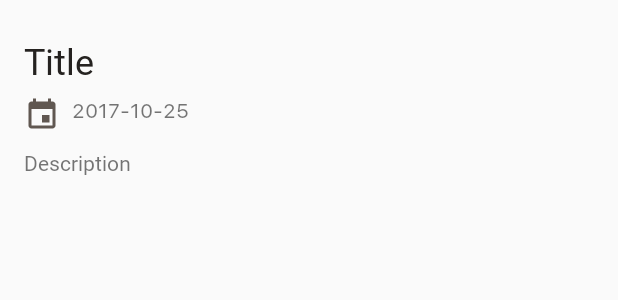
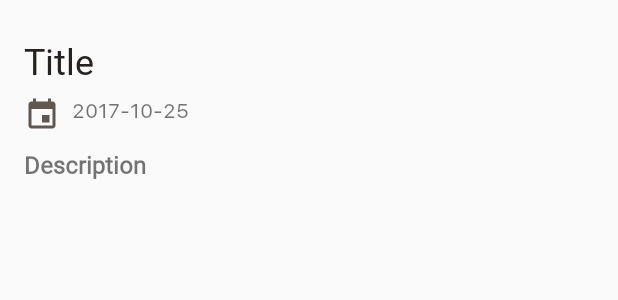
Before and after one commit to tairoroberto/RemoteJobs, an Android app: the layout content_detail.xml on its own in the app's theme, with its tools: preview values and no code run, on a phone screen of 412 x 824 dp. Shown: the top 300 px of the screen. Run offline under Robolectric (Android 15) with nearby library versions, the phone set to English and light mode, and no system bars.

Commit message:
Ajuste de font e layout

```diff
--- a/app/build.gradle
+++ b/app/build.gradle
@@ -106,6 +106,7 @@ dependencies {
     implementation "com.android.support:cardview-v7:${rootProject.supportLibs}"
     implementation "com.google.android:flexbox:0.2.6"
     implementation "com.android.support:multidex:${rootProject.multidex}"
+    implementation "org.apache.commons:commons-text:1.2"
     /*############################################################################*/
 
     /*############################## Firebase #####################################*/
--- a/app/src/main/kotlin/com/remoteok/io/app/view/home/HomeRecyclerAdapter.kt
+++ b/app/src/main/kotlin/com/remoteok/io/app/view/home/HomeRecyclerAdapter.kt
@@ -15,6 +15,7 @@ import android.widget.TextView
 import com.remoteok.io.app.R
 import com.remoteok.io.app.model.Job
 import com.remoteok.io.app.utils.extension.loadImage
+import org.apache.commons.text.StringEscapeUtils
 
 
 /**
--- a/app/src/main/res/layout/content_detail.xml
+++ b/app/src/main/res/layout/content_detail.xml
@@ -38,8 +38,10 @@
             android:layout_marginEnd="@dimen/dimen_16dp"
             android:layout_marginStart="@dimen/dimen_16dp"
             android:layout_marginTop="16dp"
+            android:autoLink="web"
             android:fontFamily="@font/sf_ui_text_light"
-            android:textSize="@dimen/dimen_14sp"
+            android:textSize="@dimen/dimen_16sp"
+            android:textStyle="bold"
             app:layout_constraintBottom_toBottomOf="parent"
             app:layout_constraintEnd_toEndOf="parent"
             app:layout_constraintStart_toStartOf="parent"
@@ -76,6 +78,21 @@
             app:layout_constraintTop_toBottomOf="@+id/textViewName"
             tools:text="2017-10-25" />
 
+        <ProgressBar
+            android:id="@+id/progressBar"
+            style="?android:attr/progressBarStyle"
+            android:layout_width="wrap_content"
+            android:layout_height="wrap_content"
+            android:layout_marginBottom="8dp"
+            android:layout_marginEnd="8dp"
+            android:layout_marginStart="8dp"
+            android:layout_marginTop="8dp"
+            android:visibility="gone"
+            app:layout_constraintBottom_toBottomOf="parent"
+            app:layout_constraintEnd_toEndOf="parent"
+            app:layout_constraintStart_toStartOf="parent"
+            app:layout_constraintTop_toTopOf="parent" />
+
     </android.support.constraint.ConstraintLayout>
 
 </android.support.v4.widget.NestedScrollView>
--- a/build.gradle
+++ b/build.gradle
@@ -6,8 +6,8 @@ buildscript {
     ext.buildToolsVersion = '27.0.3'
     ext.minSdkVersion =  21
     ext.targetSdkVersion =  27
-    ext.versionCode =  21
-    ext.versionName =  '1.21'
+    ext.versionCode =  22
+    ext.versionName =  '1.22'
 
     ext.supportLibs = '27.0.2'
     ext.constraint_layout = '1.0.2'
```
Also changed, not shown: app/src/main/kotlin/com/remoteok/io/app/view/detail/DetailActivity.kt (+26 -4 lines), 2 other files.
